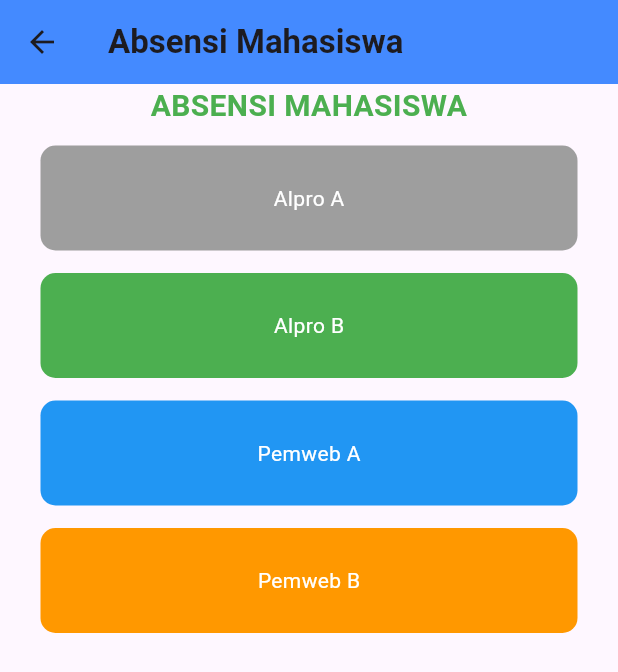
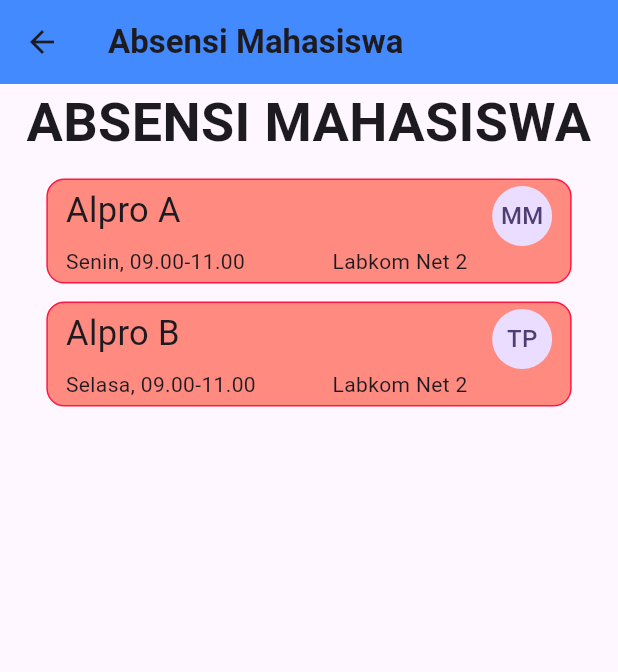
Before and after one commit to syaimif/myflutter, a Flutter app: the AbsensiMahasiswa screen opened by its route, on a phone screen of 412 x 824 dp. Shown: the top 672 px of the screen. Run offline on Flutter 3.47's test engine with Material 3 defaults, Android fonts, the light colour scheme and no system bars.

Commit message:
perbaikan screen AbsensiMahasiswa.dart

```diff
--- a/lib/Screens/AbsensiMahasiswa.dart
+++ b/lib/Screens/AbsensiMahasiswa.dart
@@ -36,53 +36,92 @@ class _AbsensiMahasiswaState extends State<AbsensiMahasiswa> {
                     textAlign: TextAlign.center,
                     style: TextStyle(
                       fontWeight: FontWeight.w700,
-                    fontSize: 20,
-                    color: Colors.green,
+                      fontSize: 36,
                     ),
                   ),
-              )),
+                ),
+              ),
               SizedBox(
                 height: spacing,
               ),
-              Expanded(
-                child: ListView.builder(
-                    itemCount: listKelas.length,
-                    itemBuilder: (context, index) {
-                      return TombolAbsensi(
-                          label: listKelas[index], color: colorButton[index]);
-                    }),
-              ),
+              PilihanKelas(
+                  namaMatkul: 'Alpro A',
+                  waktuTerjadwal: 'Senin, 09.00-11.00',
+                  ruang: 'Labkom Net 2',
+                  dosenPengampu: 'MM',
+                  fakultas: 'Saintek'),
+              PilihanKelas(
+                  namaMatkul: 'Alpro B',
+                  waktuTerjadwal: 'Selasa, 09.00-11.00',
+                  ruang: 'Labkom Net 2',
+                  dosenPengampu: 'TP',
+                  fakultas: 'Saintek')
             ]),
           ),
         ));
   }
 }
 
-class TombolAbsensi extends StatelessWidget {
-  const TombolAbsensi({super.key, required this.label, required this.color});
+class PilihanKelas extends StatelessWidget {
+  final String namaMatkul;
+  final String waktuTerjadwal;
+  final String ruang;
+  final String dosenPengampu;
+  final String fakultas;
 
-  final String label;
-  final Color color;
+  const PilihanKelas(
+      {super.key,
+      required this.namaMatkul,
+      required this.waktuTerjadwal,
+      required this.ruang,
+      required this.dosenPengampu,
+      required this.fakultas});
 
   @override
   Widget build(BuildContext context) {
     return Container(
+      width: MediaQuery.of(context).size.width * 0.85,
+      height: 70,
+      padding: EdgeInsets.symmetric(horizontal: 12, vertical: 4),
+      margin: EdgeInsets.only(bottom: spacingRow + 2),
+      decoration: BoxDecoration(
+          borderRadius: BorderRadius.circular(12),
+          color: Colors.redAccent.shade100,
+          border: Border.all(
+              style: BorderStyle.solid, color: Colors.redAccent.shade400)),
       child: Row(
-        mainAxisAlignment: MainAxisAlignment.center,
+        mainAxisAlignment: MainAxisAlignment.spaceBetween,
+        crossAxisAlignment: CrossAxisAlignment.start,
+        children: [
+          Column(
+            mainAxisAlignment: MainAxisAlignment.spaceBetween,
+            crossAxisAlignment: CrossAxisAlignment.start,
             children: [
               Text(
-            label,
-            textAlign: TextAlign.center,
-            style: TextStyle(color: Colors.white, fontSize: fontSizeBody + 4),
+                namaMatkul,
+                style: TextStyle(fontSize: 23),
+              ),
+              Container(
+                width: MediaQuery.of(context).size.width * 0.65,
+                child: Row(
+                    mainAxisAlignment: MainAxisAlignment.spaceBetween,
+                    children: [
+                      Text(
+                        waktuTerjadwal,
+                        style: TextStyle(fontWeight: FontWeight.normal),
+                      ),
+                      Text(
+                        ruang,
+                        style: TextStyle(fontWeight: FontWeight.normal),
+                      )
+                    ]),
               ),
             ],
           ),
-      width: double.infinity,
-      height: 70,
-      margin: EdgeInsets.only(left: 15, right: 15, bottom: 15),
-      decoration: BoxDecoration(
-        color: color,
-        borderRadius: BorderRadius.circular(10),
+          CircleAvatar(
+            child: Text(dosenPengampu),
+          )
+        ],
       ),
     );
   }
```
Lines whose indentation alone changed are shown as unchanged.
